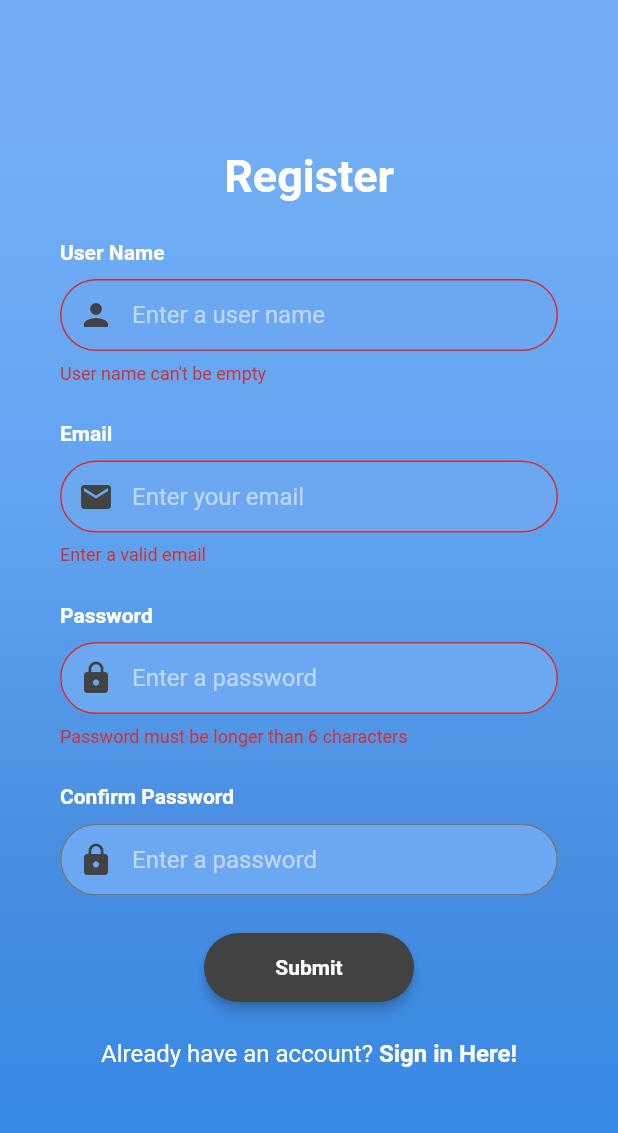
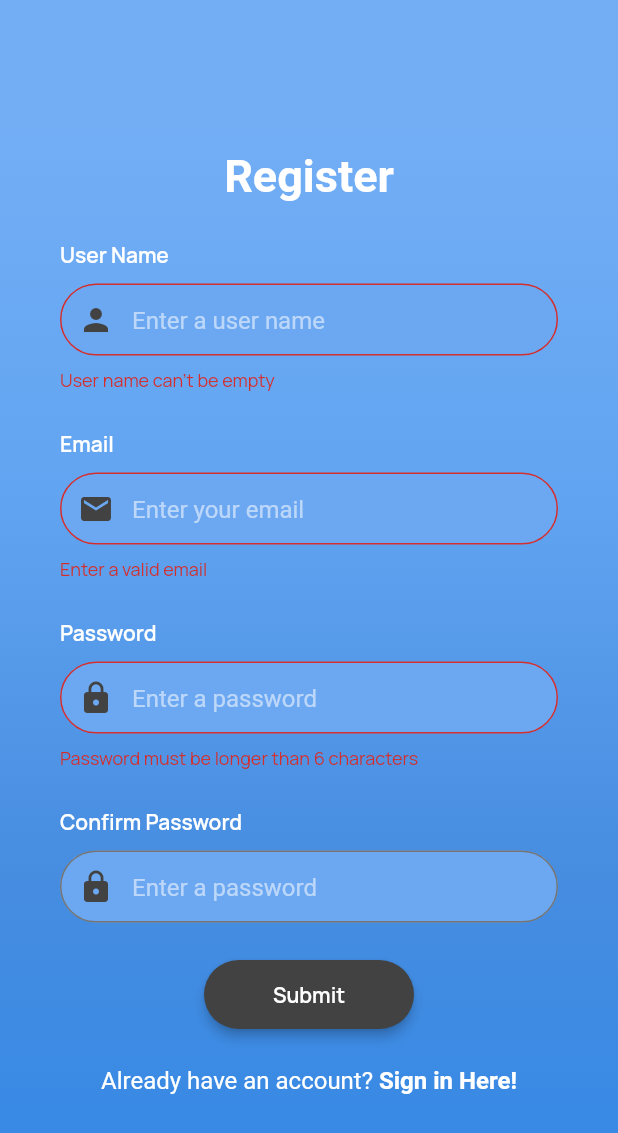
Before and after one commit to bmarden/vlop, a Flutter app: the screen it shows after launch, after a tap on "Submit", on a phone screen of 412 x 824 dp. Shown: the top 1133 px of the screen. Run offline on Flutter 3.47's test engine with Material 2 defaults, Android fonts, the phone set to English and light mode, and no system bars; our stand-ins replace cloud_firestore, firebase_auth, firebase_storage, flutter_spinkit, font_awesome_flutter, image_cropper and 3 more; accounts and stored records are empty; Roboto replaces fonts that are missing (OpenSans).

Commit message:
Add theme data, rearrange assets folders

```diff
--- a/lib/utilities/constants.dart
+++ b/lib/utilities/constants.dart
@@ -7,8 +7,8 @@ final kHintText = TextStyle(
 
 final kLabelStyle = TextStyle(
   color: Colors.white,
-  fontWeight: FontWeight.bold,
-  fontFamily: 'OpenSans',
+  fontWeight: FontWeight.w600,
+  fontFamily: 'Manrope',
 );
 
 final kSmallText = TextStyle(
@@ -28,6 +28,17 @@ final kBoxStyle = BoxDecoration(
       offset: Offset(0, 2),
     ),
   ],
+);
+
+final kBoxGradient = BoxDecoration(
+  gradient: LinearGradient(
+    colors: <Color>[
+      Color(0xFF73AEF5),
+      Color(0xFF61A4F1),
+      Color(0xFF478DE0),
+      Color(0xFF398AE5),
+    ],
+  ),
 );
 
 // Custom InputDecoration for register/login forms
--- a/lib/utilities/theme.dart
+++ b/lib/utilities/theme.dart
@@ -1,5 +1,4 @@
 import 'package:flutter/material.dart';
-import 'package:vlop/utilities/constants.dart';
 
 final kThemeData = _buildTheme();
 
@@ -11,5 +10,23 @@ ThemeData _buildTheme() {
         borderRadius: BorderRadius.circular(30.0),
       ),
     ),
+    textTheme: _buildTextTheme(base.textTheme),
+    primaryTextTheme: _buildTextTheme(base.primaryTextTheme),
+    accentTextTheme: _buildTextTheme(base.accentTextTheme),
   );
 }
+
+TextTheme _buildTextTheme(TextTheme base) {
+  return base
+      .copyWith(
+        headline: base.headline.copyWith(
+          fontWeight: FontWeight.w500,
+        ),
+        title: base.title.copyWith(fontSize: 18.0),
+        caption: base.caption.copyWith(
+          fontWeight: FontWeight.w400,
+          fontSize: 14.0,
+        ),
+      )
+      .apply(fontFamily: 'Manrope');
+}
```
Also changed, not shown: pubspec.yaml (+4 -4 lines), fonts/Manrope-Light.ttf (renamed from assets/fonts/Manrope-Light.ttf), fonts/Manrope-Medium.ttf (renamed from assets/fonts/Manrope-Medium.ttf), fonts/Manrope-Regular.ttf (renamed from assets/fonts/Manrope-Regular.ttf), fonts/Manrope-SemiBold.ttf (renamed from assets/fonts/Manrope-SemiBold.ttf).
